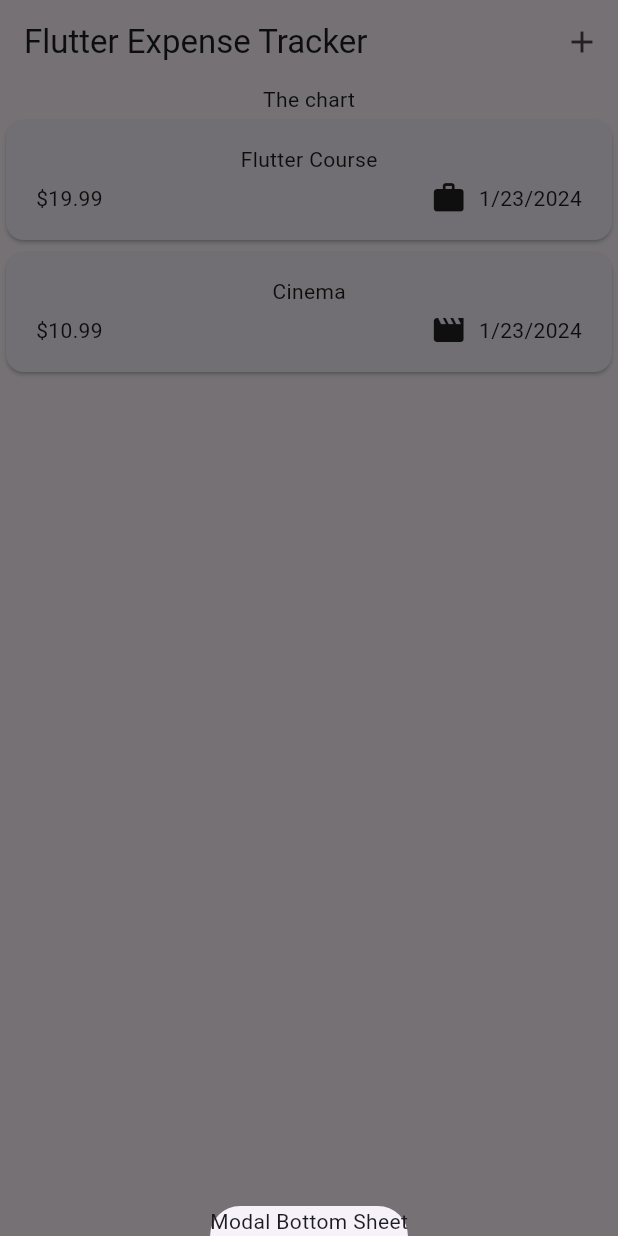
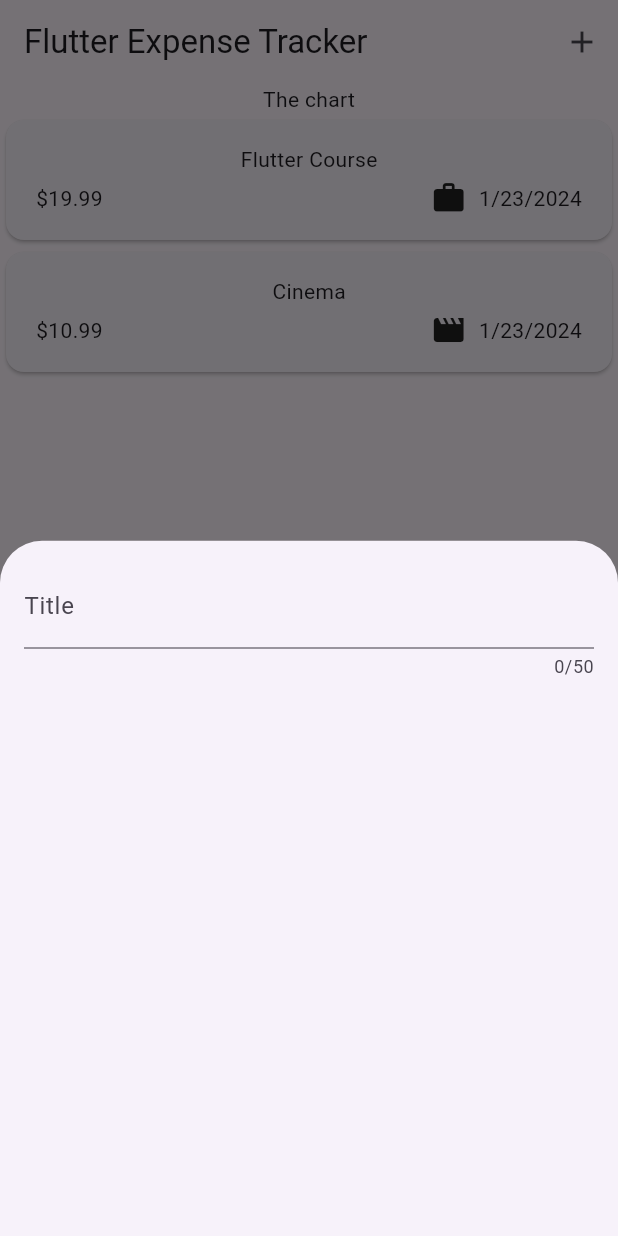
Before and after one commit to Raghunandan16/expense_tracker, a Flutter app: the screen it shows after launch, after a tap on the "add" icon, on a phone screen of 412 x 824 dp. Run offline on Flutter 3.47's test engine with Material 3 defaults, Android fonts, the phone set to English and light mode, and no system bars.

Commit message:
Add NewExpense widget and import it in expenses.dart

```diff
--- a/lib/widgets/expenses.dart
+++ b/lib/widgets/expenses.dart
@@ -1,4 +1,5 @@
 import 'package:expense_tracker/widgets/expenses_list/expenses_list.dart';
+import 'package:expense_tracker/widgets/new_expense.dart';
 import 'package:flutter/material.dart';
 import 'package:expense_tracker/models/expense.dart';
 
@@ -29,7 +30,7 @@ class _ExpensesState extends State<Expenses> {
   void _addExpenseOverlay() {
     showModalBottomSheet(
       context: context,
-      builder: (ctx) => const Text('Modal Bottom Sheet'),
+      builder: (ctx) => const NewExpense(),
     );
   }
 
--- /dev/null
+++ b/lib/widgets/new_expense.dart
@@ -0,0 +1,28 @@
+import 'package:flutter/material.dart';
+
+class NewExpense extends StatefulWidget {
+  const NewExpense({super.key});
+  @override
+  State<NewExpense> createState() {
+    return _NewExpenseState();
+  }
+}
+
+class _NewExpenseState extends State<NewExpense> {
+  @override
+  Widget build(BuildContext context) {
+    return const Padding(
+      padding: EdgeInsets.all(16),
+      child: Column(
+        children: [
+          TextField(
+            maxLength: 50,
+            decoration: InputDecoration(
+              label: Text('Title'),
+            ),
+          ),
+        ],
+      ),
+    );
+  }
+}
```
